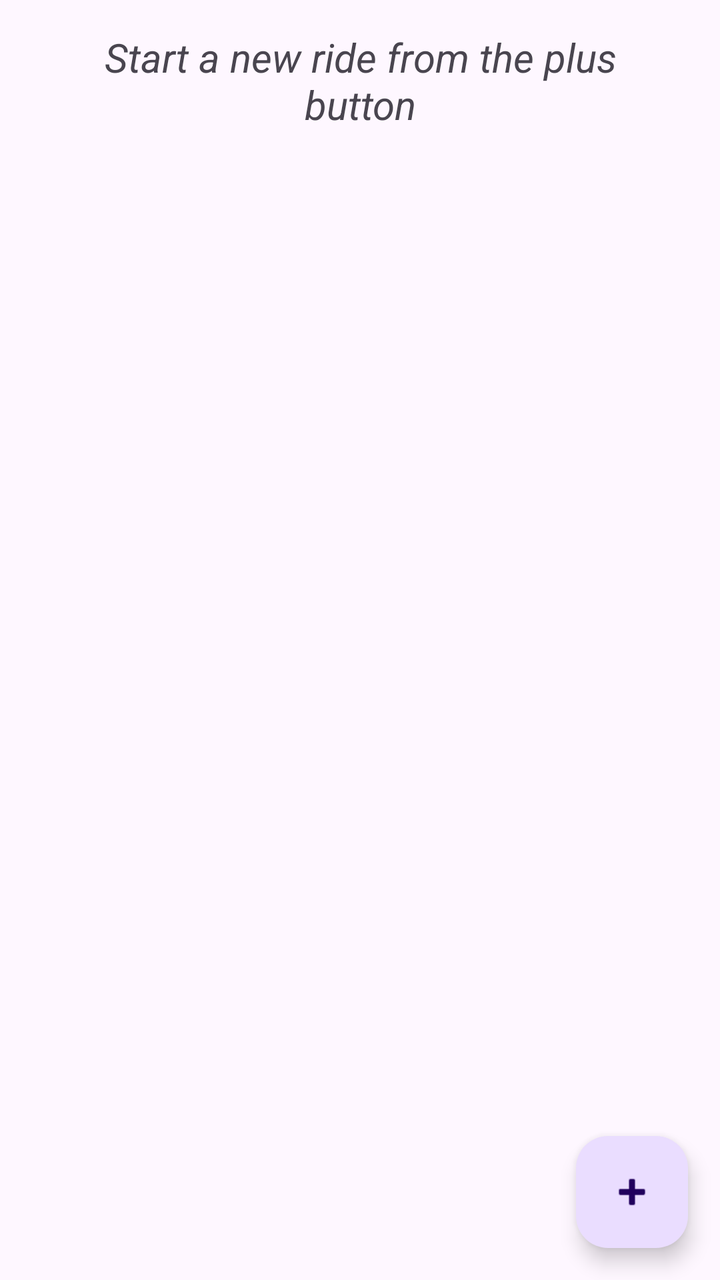
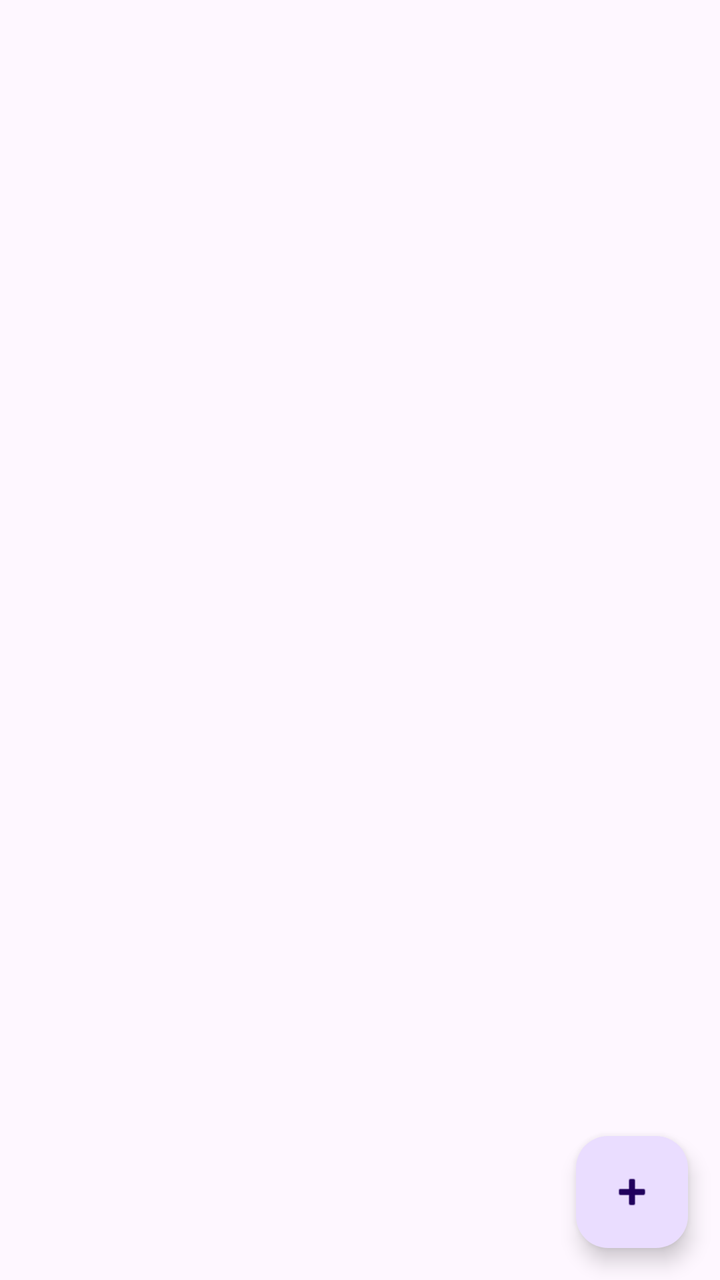

Screens rendered from an Android XML layout before and after an edit, with the pre-edit source and the edit as a unified diff.
<!-- AndroidManifest.xml: application theme Theme.MotoTrack -->
<!-- res/layout/list_fragment.xml -->
<?xml version="1.0" encoding="utf-8"?>
<FrameLayout xmlns:android="http://schemas.android.com/apk/res/android"
    xmlns:app="http://schemas.android.com/apk/res-auto"
    xmlns:tools="http://schemas.android.com/tools"
    android:layout_width="match_parent"
    android:layout_height="match_parent"
    tools:context=".rideList.ListFragment">

    <androidx.core.widget.NestedScrollView
        android:layout_width="match_parent"
        android:layout_height="match_parent">

        <androidx.constraintlayout.widget.ConstraintLayout
            android:layout_width="match_parent"
            android:layout_height="match_parent"
            android:paddingVertical="5dp"
            android:paddingHorizontal="12dp">


            <androidx.recyclerview.widget.RecyclerView
                android:layout_width="match_parent"
                android:layout_height="match_parent"
                android:id="@+id/ridesList"

                />
            <TextView
                android:id="@+id/placeholder"
                android:layout_width="match_parent"
                android:layout_height="wrap_content"
                app:layout_constraintTop_toTopOf="parent"
                android:layout_marginHorizontal="10dp"
                android:layout_marginTop="10dp"
                android:gravity="center"
                android:textStyle="italic"
                android:textSize="20dp"
                android:text="Start a new ride from the plus button"
                />


        </androidx.constraintlayout.widget.ConstraintLayout>
    </androidx.core.widget.NestedScrollView>

    <com.google.android.material.floatingactionbutton.FloatingActionButton
        android:id="@+id/fab"
        android:layout_width="wrap_content"
        android:layout_height="wrap_content"
        android:layout_gravity="bottom|end"
        android:layout_marginEnd="@dimen/fab_margin"
        android:layout_marginBottom="16dp"
        app:srcCompat="@android:drawable/ic_input_add" />
</FrameLayout>
<!-- resources referenced by this layout -->
<resources>
  <dimen name="fab_margin">16dp</dimen>
  <style name="Theme.MotoTrack" parent="Base.Theme.MotoTrack" />
  <style name="Base.Theme.MotoTrack" parent="Theme.Material3.DayNight.NoActionBar">
          <item name="colorOnBackground">@color/black</item>
      </style>
  <color name="black">#FF000000</color>
</resources>

<!-- the commit's change to res/layout/list_fragment.xml (unified diff, before → after) -->
@@ -32,8 +32,9 @@
                 android:layout_marginTop="10dp"
                 android:gravity="center"
                 android:textStyle="italic"
-                android:textSize="20dp"
-                android:text="Start a new ride from the plus button"
+                android:visibility="gone"
+                android:textSize="20sp"
+                android:text="@string/start_a_new_ride"
                 />
 
 
<!-- resource entries referenced after the edit -->
@@ -1,6 +1,7 @@
 <!-- resources referenced by this layout -->
 <resources>
   <dimen name="fab_margin">16dp</dimen>
+  <string name="start_a_new_ride">Start a new ride from the plus button</string>
   <style name="Theme.MotoTrack" parent="Base.Theme.MotoTrack" />
   <style name="Base.Theme.MotoTrack" parent="Theme.Material3.DayNight.NoActionBar">
           <item name="colorOnBackground">@color/black</item>
